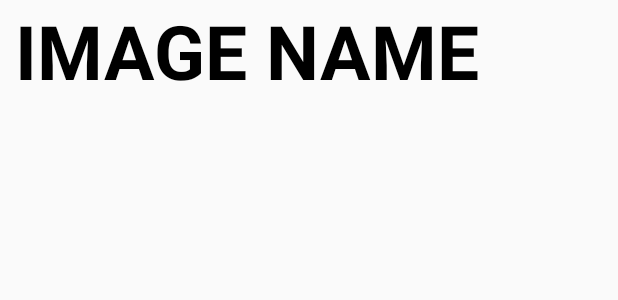
After one commit to adamwberck/SlidePuzzleProj, an Android app: the layout activity_puzzle.xml on its own in the app's theme, with its tools: preview values and no code run, on a phone screen of 412 x 824 dp. The commit adds this screen. Shown: the top 300 px of the screen. Run offline under Robolectric (Android 15) with nearby library versions, the phone set to English and light mode, and no system bars.

Commit message:
Added more to the PuzzleActivity.

```diff
--- a/app/src/main/AndroidManifest.xml
+++ b/app/src/main/AndroidManifest.xml
@@ -16,7 +16,7 @@
                 <category android:name="android.intent.category.LAUNCHER" />
             </intent-filter>
         </activity>
-    <activity android:name=".MainActivity"/>
+    <activity android:name=".PuzzleActivity"/>
     </application>
 
 </manifest>
--- a/app/src/main/java/com/example/slidepuzzleproj/MenuActivity.java
+++ b/app/src/main/java/com/example/slidepuzzleproj/MenuActivity.java
@@ -1,6 +1,7 @@
 package com.example.slidepuzzleproj;
 
 import android.app.Activity;
+import android.content.Intent;
 import android.os.Bundle;
 import android.view.View;
 import android.widget.Button;
@@ -34,7 +35,8 @@ public class MenuActivity extends Activity {
         playButton.setOnClickListener(new View.OnClickListener() {
             @Override
             public void onClick(View v) {
-                //TODO goto puzzle activity
+                Intent intent = new Intent(MenuActivity.this,PuzzleActivity.class);
+                startActivity(intent);
             }
         });
     }
--- a/app/src/main/res/layout/activity_menu.xml
+++ b/app/src/main/res/layout/activity_menu.xml
@@ -1,7 +1,8 @@
 <?xml version="1.0" encoding="utf-8"?>
 <LinearLayout xmlns:android="http://schemas.android.com/apk/res/android"
     xmlns:tools="http://schemas.android.com/tools"
-    android:orientation="vertical" android:layout_width="match_parent"
+    android:orientation="vertical"
+    android:layout_width="match_parent"
     android:layout_height="match_parent"
     android:layout_marginLeft="10dp"
     android:layout_marginRight="10dp">
--- /dev/null
+++ b/app/src/main/res/layout/activity_puzzle.xml
@@ -0,0 +1,23 @@
+<?xml version="1.0" encoding="utf-8"?>
+<LinearLayout xmlns:android="http://schemas.android.com/apk/res/android"
+    xmlns:tools="http://schemas.android.com/tools"
+    android:orientation="vertical"
+    android:layout_width="match_parent"
+    android:layout_height="match_parent"
+    android:layout_marginLeft="10dp"
+    android:layout_marginRight="10dp">
+    <TextView
+        android:layout_width="match_parent"
+        android:layout_height="wrap_content"
+        android:text="Image Name"
+        android:textAllCaps="true"
+        android:textSize="50sp"
+        android:textStyle="bold"
+        android:textColor="@color/menu1"
+        tools:ignore="HardcodedText" />
+    <LinearLayout
+        android:id="@+id/puzzle_area"
+        android:orientation="vertical"
+        android:layout_width="wrap_content"
+        android:layout_height="wrap_content"/>
+</LinearLayout>
```
Also changed, not shown: app/src/main/java/com/example/slidepuzzleproj/PuzzleActivity.java (renamed from app/src/main/java/com/example/slidepuzzleproj/MainActivity.java, +34 -15 lines), app/src/main/res/layout/activity_main.xml (deleted, +0 -14 lines).
